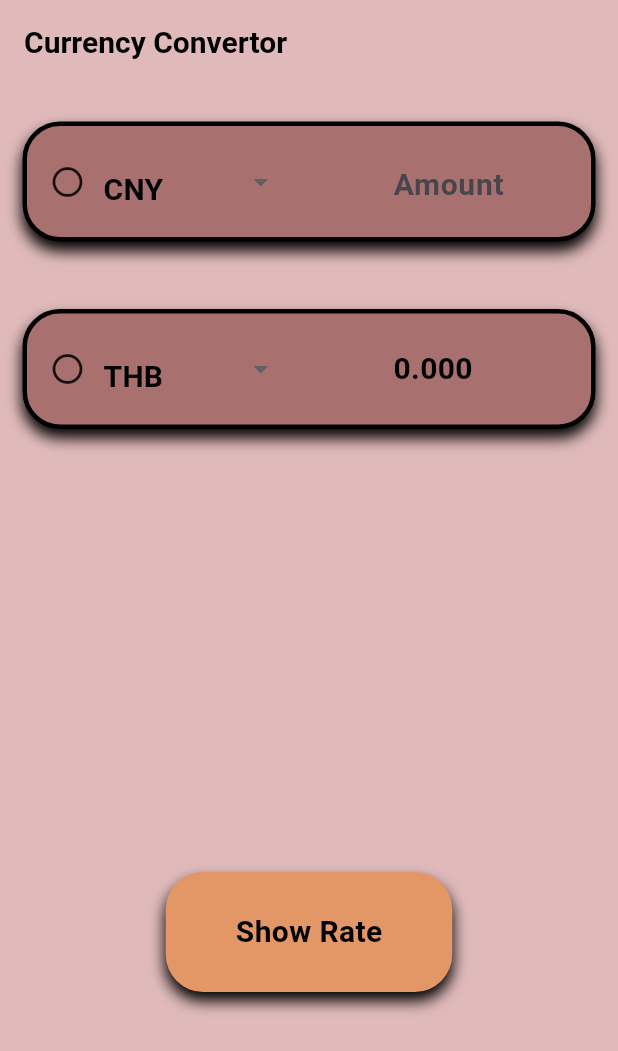
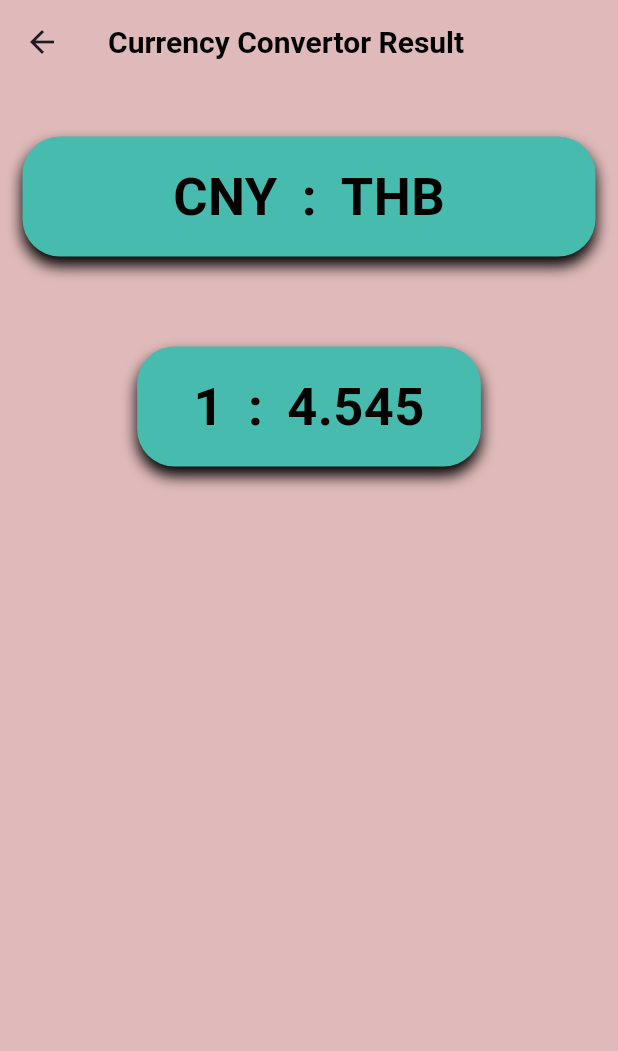
Before and after one commit to sorryma3er/currency-convertor-app, a Flutter app: the screen it shows after launch, after a tap on "Show Rate", on a phone screen of 412 x 824 dp. Shown: the top 1051 px of the screen. Run offline on Flutter 3.47's test engine with Material 3 defaults, Android fonts, the phone set to English and light mode, and no system bars.

Commit message:
Added ResultScreen class to show the currency ratio in 1 : X format, let the onTap of "Show Rate" button navigate to it.

```diff
--- a/lib/constraints.dart
+++ b/lib/constraints.dart
@@ -2,7 +2,7 @@ import 'package:flutter/material.dart';
 
 const kBackgroundColor = Color(0xFFE0BABA);
 const kPinkCardColor = Color(0xFFA97070);
-const kBlueCardColor = Color(0xFFE39666);
+const kBlueCardColor = Color(0xFF47BCAE);
 const kButtonColor = Color(0xFFE39666);
 const kDarkTextColor = Color(0xFF000000);
 const kGreyTextColor = Color(0xFF555555);
--- a/lib/screens/data_entry_screen.dart
+++ b/lib/screens/data_entry_screen.dart
@@ -1,6 +1,7 @@
 import 'package:flutter/material.dart';
 import '../constraints.dart';
 import '../base_card.dart';
+import 'result_screen.dart';
 
 class DataEntryScreen extends StatefulWidget {
   const DataEntryScreen({super.key});
@@ -193,7 +194,19 @@ class _DataEntryScreenState extends State<DataEntryScreen> {
                 theHeight: 80,
                 hasBorder: false,
                 theOnTapFunc: () {
-                  //TODO: navigate to next screen
+                  final double rate1 = _rateToCNY[_currency1]!;
+                  final double rate2 = _rateToCNY[_currency2]!; // use ! to make double? into double
+                  final double ratio = rate1 / rate2;
+
+                  Navigator.of(context).push(
+                    MaterialPageRoute(
+                      builder: (context) => ResultScreen(
+                        currency1: _currency1,
+                        currency2: _currency2,
+                        ratio: ratio,
+                      ),
+                    ),
+                  );
                 },
                 theChild: const Center(
                   child: Text(
--- /dev/null
+++ b/lib/screens/result_screen.dart
@@ -0,0 +1,121 @@
+import 'package:flutter/material.dart';
+import '../constraints.dart';
+import '../base_card.dart';
+
+class ResultScreen extends StatelessWidget {
+  final String currency1;
+  final String currency2;
+  final double ratio;
+
+  const ResultScreen({super.key, required this.currency1, required this.currency2, required this.ratio});
+
+  @override
+  Widget build(BuildContext context) {
+    final String ratioStr = ratio.toStringAsFixed(3);
+
+    return Scaffold(
+      backgroundColor: kBackgroundColor,
+      appBar: AppBar(
+        backgroundColor: kBackgroundColor,
+        title: Text(
+          'Currency Convertor Result',
+          style: TextStyle(
+            color: kDarkTextColor,
+            fontSize: 20,
+            fontWeight: FontWeight.bold,
+          ),
+        ),
+      ),
+      body: Padding(
+        padding: const EdgeInsets.all(15),
+        child: Column(
+          children: [
+            const SizedBox(height: 20),
+
+            // currency showing
+            BaseCard(
+              theColor: kBlueCardColor,
+              theWidth: double.infinity,
+              theHeight: 80,
+              hasBorder: false,
+              theChild: Row(
+                mainAxisAlignment: MainAxisAlignment.center,
+                children: [
+                  Text(
+                    currency1,
+                    style: TextStyle(
+                      color: kDarkTextColor,
+                      fontSize: 35,
+                      fontWeight: FontWeight.bold,
+                    ),
+                  ),
+                  const SizedBox(width: 16,),
+                  Text(
+                    ':',
+                    style: TextStyle(
+                      color: kDarkTextColor,
+                      fontSize: 35,
+                      fontWeight: FontWeight.bold,
+                    ),
+                  ),
+                  const SizedBox(width: 16,),
+                  Text(
+                    currency2,
+                    style: TextStyle(
+                      color: kDarkTextColor,
+                      fontSize: 35,
+                      fontWeight: FontWeight.bold,
+                    ),
+                  ),
+                ],
+              ),
+            ),
+            const SizedBox(height: 60),
+
+            // ratio showing
+            FractionallySizedBox(
+              widthFactor: 0.6,
+              child: BaseCard(
+                theColor: kBlueCardColor,
+                theWidth: double.infinity,
+                theHeight: 80,
+                hasBorder: false,
+                theChild: Row(
+                  mainAxisAlignment: MainAxisAlignment.center,
+                  children: [
+                    Text(
+                      '1',
+                      style: TextStyle(
+                        color: kDarkTextColor,
+                        fontSize: 35,
+                        fontWeight: FontWeight.bold,
+                      ),
+                    ),
+                    const SizedBox(width: 16),
+                    Text(
+                      ':',
+                      style: TextStyle(
+                        color: kDarkTextColor,
+                        fontSize: 35,
+                        fontWeight: FontWeight.bold,
+                      ),
+                    ),
+                    const SizedBox(width:16),
+                    Text(
+                      ratioStr,
+                      style: TextStyle(
+                        color: kDarkTextColor,
+                        fontSize: 35,
+                        fontWeight: FontWeight.bold,
+                      ),
+                    ),
+                  ],
+                ),
+              ),
+            ),
+          ],
+        ),
+      ),
+    );
+  }
+}
```
